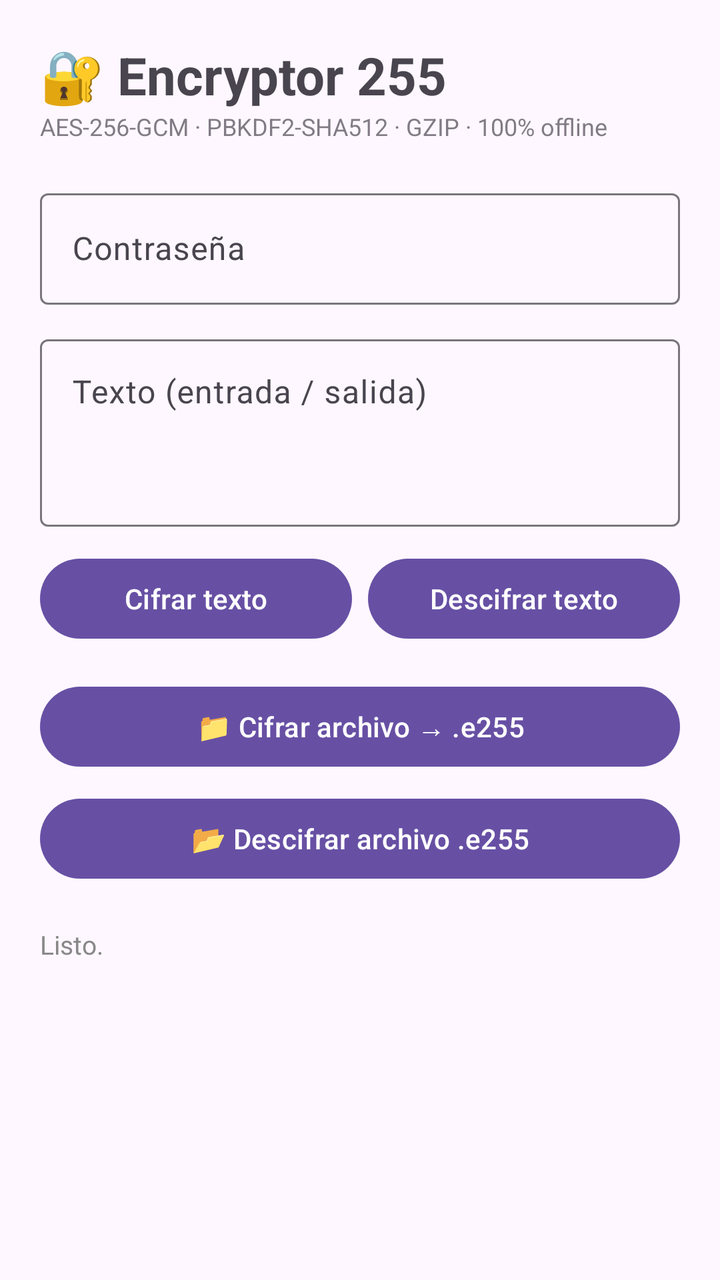
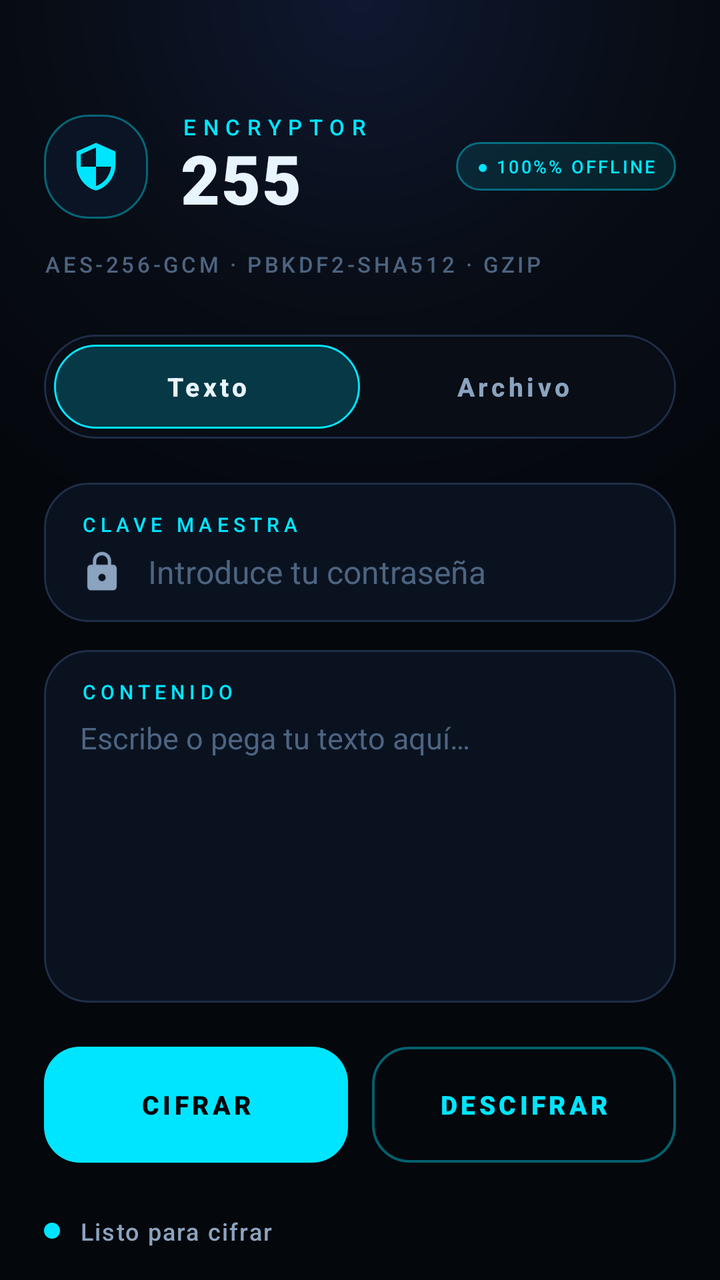

Screens rendered from an Android XML layout before and after an edit, with the pre-edit source and the edit as a unified diff.
<!-- AndroidManifest.xml: application theme Theme.Encryptor255 -->
<!-- res/layout/activity_main.xml -->
<?xml version="1.0" encoding="utf-8"?>
<ScrollView xmlns:android="http://schemas.android.com/apk/res/android"
    android:layout_width="match_parent" android:layout_height="match_parent" android:fillViewport="true">
    <LinearLayout android:layout_width="match_parent" android:layout_height="wrap_content"
        android:orientation="vertical" android:padding="20dp">
        <TextView android:layout_width="wrap_content" android:layout_height="wrap_content"
            android:text="🔐 Encryptor 255" android:textSize="26sp" android:textStyle="bold" />
        <TextView android:layout_width="wrap_content" android:layout_height="wrap_content"
            android:text="AES-256-GCM · PBKDF2-SHA512 · GZIP · 100% offline"
            android:textSize="12sp" android:alpha="0.7" android:layout_marginBottom="20dp" />
        <com.google.android.material.textfield.TextInputLayout
            android:layout_width="match_parent" android:layout_height="wrap_content" android:hint="Contraseña">
            <com.google.android.material.textfield.TextInputEditText
                android:id="@+id/passwordInput" android:layout_width="match_parent"
                android:layout_height="wrap_content" android:inputType="textPassword" />
        </com.google.android.material.textfield.TextInputLayout>
        <com.google.android.material.textfield.TextInputLayout
            android:layout_width="match_parent" android:layout_height="wrap_content"
            android:layout_marginTop="12dp" android:hint="Texto (entrada / salida)">
            <com.google.android.material.textfield.TextInputEditText
                android:id="@+id/textInput" android:layout_width="match_parent"
                android:layout_height="wrap_content" android:minLines="3"
                android:gravity="top" android:inputType="textMultiLine" />
        </com.google.android.material.textfield.TextInputLayout>
        <LinearLayout android:layout_width="match_parent" android:layout_height="wrap_content"
            android:orientation="horizontal" android:layout_marginTop="12dp">
            <Button android:id="@+id/btnEncryptText" android:layout_width="0dp"
                android:layout_weight="1" android:layout_height="wrap_content" android:text="Cifrar texto" />
            <Button android:id="@+id/btnDecryptText" android:layout_width="0dp"
                android:layout_weight="1" android:layout_height="wrap_content"
                android:layout_marginStart="8dp" android:text="Descifrar texto" />
        </LinearLayout>
        <Button android:id="@+id/btnEncryptFile" android:layout_width="match_parent"
            android:layout_height="wrap_content" android:layout_marginTop="16dp"
            android:text="📁 Cifrar archivo → .e255" />
        <Button android:id="@+id/btnDecryptFile" android:layout_width="match_parent"
            android:layout_height="wrap_content" android:layout_marginTop="8dp"
            android:text="📂 Descifrar archivo .e255" />
        <TextView android:id="@+id/statusText" android:layout_width="match_parent"
            android:layout_height="wrap_content" android:layout_marginTop="20dp"
            android:textSize="13sp" android:textColor="#888" android:text="Listo." />
    </LinearLayout>
</ScrollView>
<!-- resources referenced by this layout -->
<resources>
  <style name="Theme.Encryptor255" parent="Theme.Material3.DayNight.NoActionBar" />
</resources>

<!-- the commit's change to res/layout/activity_main.xml (unified diff, before → after) -->
@@ -1,43 +1,402 @@
 <?xml version="1.0" encoding="utf-8"?>
-<ScrollView xmlns:android="http://schemas.android.com/apk/res/android"
-    android:layout_width="match_parent" android:layout_height="match_parent" android:fillViewport="true">
-    <LinearLayout android:layout_width="match_parent" android:layout_height="wrap_content"
-        android:orientation="vertical" android:padding="20dp">
-        <TextView android:layout_width="wrap_content" android:layout_height="wrap_content"
-            android:text="🔐 Encryptor 255" android:textSize="26sp" android:textStyle="bold" />
-        <TextView android:layout_width="wrap_content" android:layout_height="wrap_content"
-            android:text="AES-256-GCM · PBKDF2-SHA512 · GZIP · 100% offline"
-            android:textSize="12sp" android:alpha="0.7" android:layout_marginBottom="20dp" />
-        <com.google.android.material.textfield.TextInputLayout
-            android:layout_width="match_parent" android:layout_height="wrap_content" android:hint="Contraseña">
-            <com.google.android.material.textfield.TextInputEditText
-                android:id="@+id/passwordInput" android:layout_width="match_parent"
-                android:layout_height="wrap_content" android:inputType="textPassword" />
-        </com.google.android.material.textfield.TextInputLayout>
-        <com.google.android.material.textfield.TextInputLayout
-            android:layout_width="match_parent" android:layout_height="wrap_content"
-            android:layout_marginTop="12dp" android:hint="Texto (entrada / salida)">
-            <com.google.android.material.textfield.TextInputEditText
-                android:id="@+id/textInput" android:layout_width="match_parent"
-                android:layout_height="wrap_content" android:minLines="3"
-                android:gravity="top" android:inputType="textMultiLine" />
-        </com.google.android.material.textfield.TextInputLayout>
-        <LinearLayout android:layout_width="match_parent" android:layout_height="wrap_content"
-            android:orientation="horizontal" android:layout_marginTop="12dp">
-            <Button android:id="@+id/btnEncryptText" android:layout_width="0dp"
-                android:layout_weight="1" android:layout_height="wrap_content" android:text="Cifrar texto" />
-            <Button android:id="@+id/btnDecryptText" android:layout_width="0dp"
-                android:layout_weight="1" android:layout_height="wrap_content"
-                android:layout_marginStart="8dp" android:text="Descifrar texto" />
-        </LinearLayout>
-        <Button android:id="@+id/btnEncryptFile" android:layout_width="match_parent"
-            android:layout_height="wrap_content" android:layout_marginTop="16dp"
-            android:text="📁 Cifrar archivo → .e255" />
-        <Button android:id="@+id/btnDecryptFile" android:layout_width="match_parent"
-            android:layout_height="wrap_content" android:layout_marginTop="8dp"
-            android:text="📂 Descifrar archivo .e255" />
-        <TextView android:id="@+id/statusText" android:layout_width="match_parent"
-            android:layout_height="wrap_content" android:layout_marginTop="20dp"
-            android:textSize="13sp" android:textColor="#888" android:text="Listo." />
+<androidx.core.widget.NestedScrollView
+    xmlns:android="http://schemas.android.com/apk/res/android"
+    xmlns:app="http://schemas.android.com/apk/res-auto"
+    android:id="@+id/root"
+    android:layout_width="match_parent"
+    android:layout_height="match_parent"
+    android:background="@drawable/bg_root"
+    android:fillViewport="true"
+    android:scrollbars="none">
+
+    <LinearLayout
+        android:layout_width="match_parent"
+        android:layout_height="wrap_content"
+        android:orientation="vertical"
+        android:paddingStart="22dp"
+        android:paddingEnd="22dp"
+        android:paddingTop="56dp"
+        android:paddingBottom="40dp">
+
+        
+        <LinearLayout
+            android:layout_width="match_parent"
+            android:layout_height="wrap_content"
+            android:orientation="horizontal"
+            android:gravity="center_vertical">
+
+            <FrameLayout
+                android:layout_width="52dp"
+                android:layout_height="52dp"
+                android:background="@drawable/bg_card_accent">
+
+                <ImageView
+                    android:layout_width="26dp"
+                    android:layout_height="26dp"
+                    android:layout_gravity="center"
+                    android:src="@drawable/ic_shield"
+                    android:contentDescription="@string/app_name" />
+            </FrameLayout>
+
+            <LinearLayout
+                android:layout_width="0dp"
+                android:layout_height="wrap_content"
+                android:layout_weight="1"
+                android:layout_marginStart="16dp"
+                android:orientation="vertical">
+
+                <TextView
+                    android:layout_width="wrap_content"
+                    android:layout_height="wrap_content"
+                    android:text="@string/brand_top"
+                    android:textSize="11sp"
+                    android:letterSpacing="0.32"
+                    android:textColor="@color/cyan_500"
+                    android:fontFamily="sans-serif-medium" />
+
+                <TextView
+                    android:layout_width="wrap_content"
+                    android:layout_height="wrap_content"
+                    android:text="@string/brand_big"
+                    android:textSize="34sp"
+                    android:textStyle="bold"
+                    android:textColor="@color/text_primary"
+                    android:letterSpacing="0.02"
+                    android:includeFontPadding="false"
+                    android:fontFamily="sans-serif-black" />
+            </LinearLayout>
+
+            <TextView
+                android:id="@+id/badgeOffline"
+                android:layout_width="wrap_content"
+                android:layout_height="wrap_content"
+                android:background="@drawable/bg_badge_offline"
+                android:paddingStart="10dp"
+                android:paddingEnd="10dp"
+                android:paddingTop="6dp"
+                android:paddingBottom="6dp"
+                android:text="@string/badge_offline"
+                android:textSize="9sp"
+                android:letterSpacing="0.12"
+                android:textColor="@color/cyan_500"
+                android:fontFamily="sans-serif-medium" />
+        </LinearLayout>
+
+        <TextView
+            android:layout_width="wrap_content"
+            android:layout_height="wrap_content"
+            android:layout_marginTop="14dp"
+            android:text="@string/tagline"
+            android:textSize="11sp"
+            android:letterSpacing="0.14"
+            android:textColor="@color/text_tertiary"
+            android:fontFamily="sans-serif-medium" />
+
+        
+        <LinearLayout
+            android:layout_width="match_parent"
+            android:layout_height="52dp"
+            android:layout_marginTop="28dp"
+            android:background="@drawable/bg_segment_track"
+            android:orientation="horizontal"
+            android:padding="5dp">
+
+            <TextView
+                android:id="@+id/tabText"
+                android:layout_width="0dp"
+                android:layout_height="match_parent"
+                android:layout_weight="1"
+                android:gravity="center"
+                android:background="@drawable/bg_segment_selected"
+                android:text="@string/tab_text"
+                android:textSize="13sp"
+                android:letterSpacing="0.14"
+                android:textStyle="bold"
+                android:textColor="@color/text_primary"
+                android:fontFamily="sans-serif-medium" />
+
+            <TextView
+                android:id="@+id/tabFile"
+                android:layout_width="0dp"
+                android:layout_height="match_parent"
+                android:layout_weight="1"
+                android:gravity="center"
+                android:text="@string/tab_file"
+                android:textSize="13sp"
+                android:letterSpacing="0.14"
+                android:textStyle="bold"
+                android:textColor="@color/text_secondary"
+                android:fontFamily="sans-serif-medium" />
+        </LinearLayout>
+
+        
+        <LinearLayout
+            android:layout_width="match_parent"
+            android:layout_height="wrap_content"
+            android:layout_marginTop="22dp"
+            android:background="@drawable/bg_card_glass"
+            android:orientation="vertical"
+            android:paddingStart="18dp"
+            android:paddingEnd="18dp"
+            android:paddingTop="14dp"
+            android:paddingBottom="14dp">
+
+            <TextView
+                android:layout_width="wrap_content"
+                android:layout_height="wrap_content"
+                android:text="CLAVE MAESTRA"
+                android:textSize="10sp"
+                android:letterSpacing="0.24"
+                android:textColor="@color/cyan_500"
+                android:fontFamily="sans-serif-medium" />
+
+            <LinearLayout
+                android:layout_width="match_parent"
+                android:layout_height="wrap_content"
+                android:layout_marginTop="6dp"
+                android:orientation="horizontal"
+                android:gravity="center_vertical">
+
+                <ImageView
+                    android:layout_width="22dp"
+                    android:layout_height="22dp"
+                    android:src="@drawable/ic_lock"
+                    android:contentDescription="@string/label_password" />
+
+                <EditText
+                    android:id="@+id/passwordInput"
+                    android:layout_width="0dp"
+                    android:layout_height="wrap_content"
+                    android:layout_weight="1"
+                    android:layout_marginStart="12dp"
+                    android:background="@null"
+                    android:hint="Introduce tu contraseña"
+                    android:textColorHint="@color/text_tertiary"
+                    android:textColor="@color/text_primary"
+                    android:textSize="16sp"
+                    android:inputType="textPassword"
+                    android:imeOptions="actionDone"
+                    android:importantForAutofill="no" />
+            </LinearLayout>
+        </LinearLayout>
+
+        
+        <LinearLayout
+            android:id="@+id/containerText"
+            android:layout_width="match_parent"
+            android:layout_height="wrap_content"
+            android:layout_marginTop="14dp"
+            android:background="@drawable/bg_card_glass"
+            android:orientation="vertical"
+            android:paddingStart="18dp"
+            android:paddingEnd="18dp"
+            android:paddingTop="14dp"
+            android:paddingBottom="14dp">
+
+            <TextView
+                android:layout_width="wrap_content"
+                android:layout_height="wrap_content"
+                android:text="CONTENIDO"
+                android:textSize="10sp"
+                android:letterSpacing="0.24"
+                android:textColor="@color/cyan_500"
+                android:fontFamily="sans-serif-medium" />
+
+            <EditText
+                android:id="@+id/textInput"
+                android:layout_width="match_parent"
+                android:layout_height="wrap_content"
+                android:layout_marginTop="6dp"
+                android:background="@null"
+                android:hint="Escribe o pega tu texto aquí…"
+                android:textColorHint="@color/text_tertiary"
+                android:textColor="@color/text_primary"
+                android:textSize="15sp"
+                android:lineSpacingExtra="4dp"
+                android:minLines="6"
+                android:gravity="top|start"
+                android:inputType="textMultiLine|textNoSuggestions"
+                android:importantForAutofill="no" />
+        </LinearLayout>
+
+        
+        <LinearLayout
+            android:id="@+id/containerFile"
+            android:layout_width="match_parent"
+            android:layout_height="wrap_content"
+            android:layout_marginTop="14dp"
+            android:background="@drawable/bg_card_glass"
+            android:orientation="vertical"
+            android:paddingStart="18dp"
+            android:paddingEnd="18dp"
+            android:paddingTop="14dp"
+            android:paddingBottom="18dp"
+            android:visibility="gone">
+
+            <TextView
+                android:layout_width="wrap_content"
+                android:layout_height="wrap_content"
+                android:text="ARCHIVO"
+                android:textSize="10sp"
+                android:letterSpacing="0.24"
+                android:textColor="@color/cyan_500"
+                android:fontFamily="sans-serif-medium" />
+
+            <LinearLayout
+                android:layout_width="match_parent"
+                android:layout_height="wrap_content"
+                android:layout_marginTop="14dp"
+                android:orientation="horizontal"
+                android:gravity="center_vertical">
+
+                <FrameLayout
+                    android:layout_width="46dp"
+                    android:layout_height="46dp"
+                    android:background="@drawable/bg_card_accent">
+                    <ImageView
+                        android:layout_width="22dp"
+                        android:layout_height="22dp"
+                        android:layout_gravity="center"
+                        android:src="@drawable/ic_document"
+                        android:contentDescription="@string/tab_file" />
+                </FrameLayout>
+
+                <LinearLayout
+                    android:layout_width="0dp"
+                    android:layout_height="wrap_content"
+                    android:layout_weight="1"
+                    android:layout_marginStart="14dp"
+                    android:orientation="vertical">
+
+                    <TextView
+                        android:id="@+id/fileName"
+                        android:layout_width="match_parent"
+                        android:layout_height="wrap_content"
+                        android:text="@string/hint_no_file"
+                        android:textColor="@color/text_primary"
+                        android:textSize="14sp"
+                        android:fontFamily="sans-serif-medium"
+                        android:maxLines="1"
+                        android:ellipsize="middle" />
+
+                    <TextView
+                        android:id="@+id/fileMeta"
+                        android:layout_width="match_parent"
+                        android:layout_height="wrap_content"
+                        android:layout_marginTop="2dp"
+                        android:text="—"
+                        android:textColor="@color/text_tertiary"
+                        android:textSize="11sp"
+                        android:letterSpacing="0.06" />
+                </LinearLayout>
+            </LinearLayout>
+
+            <Button
+                android:id="@+id/btnPickFile"
+                android:layout_width="match_parent"
+                android:layout_height="48dp"
+                android:layout_marginTop="16dp"
+                android:background="@drawable/bg_button_secondary"
+                android:text="SELECCIONAR ARCHIVO"
+                android:textSize="12sp"
+                android:textColor="@color/cyan_500"
+                android:letterSpacing="0.12"
+                android:textStyle="bold"
+                android:stateListAnimator="@null"
+                android:fontFamily="sans-serif-medium" />
+        </LinearLayout>
+
+        
+        <LinearLayout
+            android:layout_width="match_parent"
+            android:layout_height="wrap_content"
+            android:layout_marginTop="22dp"
+            android:orientation="horizontal">
+
+            <Button
+                android:id="@+id/btnEncrypt"
+                android:layout_width="0dp"
+                android:layout_height="58dp"
+                android:layout_weight="1"
+                android:background="@drawable/bg_button_primary"
+                android:text="CIFRAR"
+                android:textSize="13sp"
+                android:textColor="#04070C"
+                android:letterSpacing="0.14"
+                android:textStyle="bold"
+                android:stateListAnimator="@null"
+                android:fontFamily="sans-serif-black" />
+
+            <Button
+                android:id="@+id/btnDecrypt"
+                android:layout_width="0dp"
+                android:layout_height="58dp"
+                android:layout_weight="1"
+                android:layout_marginStart="12dp"
+                android:background="@drawable/bg_button_secondary"
+                android:text="DESCIFRAR"
+                android:textSize="13sp"
+                android:textColor="@color/cyan_500"
+                android:letterSpacing="0.14"
+                android:textStyle="bold"
+                android:stateListAnimator="@null"
+                android:fontFamily="sans-serif-black" />
+        </LinearLayout>
+
+        
+        <LinearLayout
+            android:layout_width="match_parent"
+            android:layout_height="wrap_content"
+            android:layout_marginTop="26dp"
+            android:gravity="center_vertical"
+            android:orientation="horizontal">
+
+            <View
+                android:id="@+id/statusDot"
+                android:layout_width="8dp"
+                android:layout_height="8dp"
+                android:background="@drawable/dot_status" />
+
+            <TextView
+                android:id="@+id/statusText"
+                android:layout_width="0dp"
+                android:layout_height="wrap_content"
+                android:layout_weight="1"
+                android:layout_marginStart="10dp"
+                android:text="@string/status_ready"
+                android:textColor="@color/text_secondary"
+                android:textSize="12sp"
+                android:letterSpacing="0.06"
+                android:fontFamily="sans-serif-medium" />
+        </LinearLayout>
+
+        
+        <View
+            android:layout_width="match_parent"
+            android:layout_height="1dp"
+            android:layout_marginTop="34dp"
+            android:background="@drawable/divider_hairline" />
+
+        <TextView
+            android:layout_width="match_parent"
+            android:layout_height="wrap_content"
+            android:layout_marginTop="16dp"
+            android:gravity="center"
+            android:text="@string/footer_version"
+            android:textColor="@color/text_tertiary"
+            android:textSize="10sp"
+            android:letterSpacing="0.20"
+            android:fontFamily="sans-serif-medium" />
+
+        <TextView
+            android:layout_width="match_parent"
+            android:layout_height="wrap_content"
+            android:layout_marginTop="4dp"
+            android:gravity="center"
+            android:text="@string/footer_note"
+            android:textColor="@color/text_disabled"
+            android:textSize="10sp"
+            android:letterSpacing="0.10" />
+
     </LinearLayout>
-</ScrollView>
+</androidx.core.widget.NestedScrollView>
<!-- resource entries referenced after the edit -->
@@ -1,5 +1,214 @@
 <!-- resources referenced by this layout -->
 <resources>
-  <style name="Theme.Encryptor255" parent="Theme.Material3.DayNight.NoActionBar" />
+  <color name="cyan_500">#00E5FF</color>
+  <color name="text_disabled">#2A3A52</color>
+  <color name="text_primary">#E8F4FF</color>
+  <color name="text_secondary">#8BA3BE</color>
+  <color name="text_tertiary">#4D6480</color>
+  <!-- drawable bg_badge_offline (drawable) -->
+  <?xml version="1.0" encoding="utf-8"?>
+  <shape xmlns:android="http://schemas.android.com/apk/res/android" android:shape="rectangle">
+      <solid android:color="@color/cyan_alpha_10" />
+      <stroke android:width="1dp" android:color="@color/cyan_alpha_40" />
+      <corners android:radius="100dp" />
+  </shape>
+  <!-- drawable bg_button_primary (drawable) -->
+  <?xml version="1.0" encoding="utf-8"?>
+  <ripple xmlns:android="http://schemas.android.com/apk/res/android"
+      android:color="@color/cyan_alpha_40">
+      <item>
+          <shape android:shape="rectangle">
+              <gradient
+                  android:type="linear"
+                  android:angle="0"
+                  android:startColor="#00E5FF"
+                  android:centerColor="#26D9FF"
+                  android:endColor="#7C4DFF" />
+              <corners android:radius="18dp" />
+          </shape>
+      </item>
+  </ripple>
+  <!-- drawable bg_button_secondary (drawable) -->
+  <?xml version="1.0" encoding="utf-8"?>
+  <ripple xmlns:android="http://schemas.android.com/apk/res/android"
+      android:color="@color/cyan_alpha_20">
+      <item>
+          <shape android:shape="rectangle">
+              <solid android:color="#00000000" />
+              <stroke android:width="1.2dp" android:color="@color/cyan_alpha_40" />
+              <corners android:radius="18dp" />
+          </shape>
+      </item>
+  </ripple>
+  <!-- drawable bg_card_accent (drawable) -->
+  <?xml version="1.0" encoding="utf-8"?>
+  <shape xmlns:android="http://schemas.android.com/apk/res/android" android:shape="rectangle">
+      <solid android:color="#0A1424" />
+      <stroke android:width="1dp" android:color="@color/cyan_alpha_40" />
+      <corners android:radius="22dp" />
+  </shape>
+  <!-- drawable bg_card_glass (drawable) -->
+  <?xml version="1.0" encoding="utf-8"?>
+  <shape xmlns:android="http://schemas.android.com/apk/res/android" android:shape="rectangle">
+      <solid android:color="#0A1220" />
+      <stroke android:width="1dp" android:color="@color/divider_strong" />
+      <corners android:radius="22dp" />
+  </shape>
+  <!-- drawable bg_root (drawable) -->
+  <?xml version="1.0" encoding="utf-8"?>
+  <layer-list xmlns:android="http://schemas.android.com/apk/res/android">
+      <item>
+          <shape android:shape="rectangle">
+              <gradient
+                  android:type="radial"
+                  android:centerX="0.5"
+                  android:centerY="0.0"
+                  android:gradientRadius="900"
+                  android:startColor="#0F1830"
+                  android:centerColor="#080D16"
+                  android:endColor="#04070C" />
+          </shape>
+      </item>
+  </layer-list>
+  <!-- drawable bg_segment_selected (drawable) -->
+  <?xml version="1.0" encoding="utf-8"?>
+  <shape xmlns:android="http://schemas.android.com/apk/res/android" android:shape="rectangle">
+      <gradient
+          android:type="linear"
+          android:angle="0"
+          android:startColor="@color/cyan_alpha_20"
+          android:endColor="@color/cyan_alpha_20" />
+      <solid android:color="@color/cyan_alpha_20" />
+      <stroke android:width="1dp" android:color="@color/cyan_500" />
+      <corners android:radius="100dp" />
+  </shape>
+  <!-- drawable bg_segment_track (drawable) -->
+  <?xml version="1.0" encoding="utf-8"?>
+  <shape xmlns:android="http://schemas.android.com/apk/res/android" android:shape="rectangle">
+      <solid android:color="@color/obsidian_800" />
+      <stroke android:width="1dp" android:color="@color/divider_strong" />
+      <corners android:radius="100dp" />
+  </shape>
+  <!-- drawable divider_hairline (drawable) -->
+  <?xml version="1.0" encoding="utf-8"?>
+  <shape xmlns:android="http://schemas.android.com/apk/res/android" android:shape="rectangle">
+      <solid android:color="@color/divider_strong" />
+      <size android:height="1dp" />
+  </shape>
+  <!-- drawable dot_status (drawable) -->
+  <?xml version="1.0" encoding="utf-8"?>
+  <shape xmlns:android="http://schemas.android.com/apk/res/android" android:shape="oval">
+      <solid android:color="@color/cyan_500" />
+      <size android:width="8dp" android:height="8dp" />
+  </shape>
+  <!-- drawable ic_document (drawable) -->
+  <vector xmlns:android="http://schemas.android.com/apk/res/android"
+      android:width="24dp" android:height="24dp"
+      android:viewportWidth="24" android:viewportHeight="24">
+      <path android:fillColor="#00E5FF"
+          android:pathData="M14,2H6C4.9,2 4,2.9 4,4v16c0,1.1 0.89,2 1.99,2H18c1.1,0 2,-0.9 2,-2V8l-6,-6zM16,18H8v-2h8v2zM16,14H8v-2h8v2zM13,9V3.5L18.5,9H13z"/>
+  </vector>
+  <!-- drawable ic_lock (drawable) -->
+  <vector xmlns:android="http://schemas.android.com/apk/res/android"
+      android:width="24dp" android:height="24dp"
+      android:viewportWidth="24" android:viewportHeight="24">
+      <path android:fillColor="#8BA3BE"
+          android:pathData="M18,8h-1V6c0,-2.76 -2.24,-5 -5,-5S7,3.24 7,6v2H6c-1.1,0 -2,0.9 -2,2v10c0,1.1 0.9,2 2,2h12c1.1,0 2,-0.9 2,-2V10c0,-1.1 -0.9,-2 -2,-2zM12,17c-1.1,0 -2,-0.9 -2,-2s0.9,-2 2,-2 2,0.9 2,2 -0.9,2 -2,2zM15.1,8H8.9V6c0,-1.71 1.39,-3.1 3.1,-3.1 1.71,0 3.1,1.39 3.1,3.1v2z"/>
+  </vector>
+  <!-- drawable ic_shield (drawable) -->
+  <vector xmlns:android="http://schemas.android.com/apk/res/android"
+      android:width="24dp" android:height="24dp"
+      android:viewportWidth="24" android:viewportHeight="24">
+      <path android:fillColor="#00E5FF"
+          android:pathData="M12,1L3,5v6c0,5.55 3.84,10.74 9,12 5.16,-1.26 9,-6.45 9,-12V5l-9,-4zM12,11.99h7c-0.53,4.12 -3.28,7.79 -7,8.94V12H5V6.3l7,-3.11v8.8z"/>
+  </vector>
+  <string name="app_name">Encryptor 255</string>
+  <string name="badge_offline">● 100%% OFFLINE</string>
+  <string name="brand_big">255</string>
+  <string name="brand_top">ENCRYPTOR</string>
+  <string name="footer_note">Ningún dato sale de tu dispositivo</string>
+  <string name="footer_version">v1.0 · Encryptor 255</string>
+  <string name="hint_no_file">Ningún archivo seleccionado</string>
+  <string name="label_password">Contraseña maestra</string>
+  <string name="status_ready">Listo para cifrar</string>
+  <string name="tab_file">Archivo</string>
+  <string name="tab_text">Texto</string>
+  <string name="tagline">AES-256-GCM · PBKDF2-SHA512 · GZIP</string>
+  <style name="Theme.Encryptor255" parent="Theme.Material3.Dark.NoActionBar">
+          
+          <item name="colorPrimary">@color/cyan_500</item>
+          <item name="colorOnPrimary">@color/obsidian_950</item>
+          <item name="colorPrimaryContainer">@color/cyan_700</item>
+          <item name="colorOnPrimaryContainer">@color/cyan_400</item>
+          <item name="colorPrimaryInverse">@color/cyan_600</item>
+  
+          
+          <item name="colorSecondary">@color/violet_500</item>
+          <item name="colorOnSecondary">@color/obsidian_950</item>
+          <item name="colorSecondaryContainer">@color/violet_600</item>
+          <item name="colorOnSecondaryContainer">@color/violet_400</item>
+  
+          
+          <item name="colorTertiary">@color/cyan_400</item>
+          <item name="colorOnTertiary">@color/obsidian_950</item>
+  
+          
+          <item name="android:colorBackground">@color/obsidian_900</item>
+          <item name="colorSurface">@color/obsidian_800</item>
+          <item name="colorOnSurface">@color/text_primary</item>
+          <item name="colorSurfaceVariant">@color/obsidian_700</item>
+          <item name="colorOnSurfaceVariant">@color/text_secondary</item>
+          <item name="colorSurfaceInverse">@color/obsidian_600</item>
+          <item name="colorOutline">@color/divider_strong</item>
+          <item name="colorOutlineVariant">@color/divider</item>
+  
+          
+          <item name="colorError">@color/error</item>
+          <item name="colorOnError">@color/obsidian_950</item>
+  
+          
+          <item name="android:statusBarColor">@android:color/transparent</item>
+          <item name="android:navigationBarColor">@android:color/transparent</item>
+          <item name="android:windowLightStatusBar">false</item>
+          <item name="android:windowLightNavigationBar">false</item>
+          <item name="android:windowBackground">@color/obsidian_900</item>
+          <item name="android:windowDrawsSystemBarBackgrounds">true</item>
+          <item name="android:windowLayoutInDisplayCutoutMode">shortEdges</item>
+  
+          
+          <item name="textAppearanceHeadlineSmall">@style/TextAppearance.Encryptor.Headline</item>
+          <item name="textAppearanceBodyLarge">@style/TextAppearance.Encryptor.Body</item>
+          <item name="textAppearanceLabelLarge">@style/TextAppearance.Encryptor.Label</item>
+      </style>
+  <color name="cyan_alpha_10">#1A00E5FF</color>
+  <color name="cyan_alpha_40">#6600E5FF</color>
+  <color name="cyan_alpha_20">#3300E5FF</color>
+  <color name="divider_strong">#1F2E47</color>
+  <color name="obsidian_800">#080D16</color>
+  <color name="obsidian_950">#020408</color>
+  <color name="cyan_700">#0091AA</color>
+  <color name="cyan_400">#4DF0FF</color>
+  <color name="cyan_600">#00B8D4</color>
+  <color name="violet_500">#7C4DFF</color>
+  <color name="violet_600">#651FFF</color>
+  <color name="violet_400">#B388FF</color>
+  <color name="obsidian_900">#04070C</color>
+  <color name="obsidian_700">#0D1523</color>
+  <color name="obsidian_600">#131E30</color>
+  <color name="divider">#142033</color>
+  <color name="error">#FF5252</color>
+  <style name="TextAppearance.Encryptor.Headline" parent="TextAppearance.Material3.HeadlineSmall">
+          <item name="android:letterSpacing">0.02</item>
+          <item name="android:textColor">@color/text_primary</item>
+      </style>
+  <style name="TextAppearance.Encryptor.Body" parent="TextAppearance.Material3.BodyLarge">
+          <item name="android:letterSpacing">0.01</item>
+          <item name="android:textColor">@color/text_primary</item>
+      </style>
+  <style name="TextAppearance.Encryptor.Label" parent="TextAppearance.Material3.LabelLarge">
+          <item name="android:letterSpacing">0.12</item>
+          <item name="android:textAllCaps">true</item>
+          <item name="android:textColor">@color/text_secondary</item>
+      </style>
 </resources>
 
